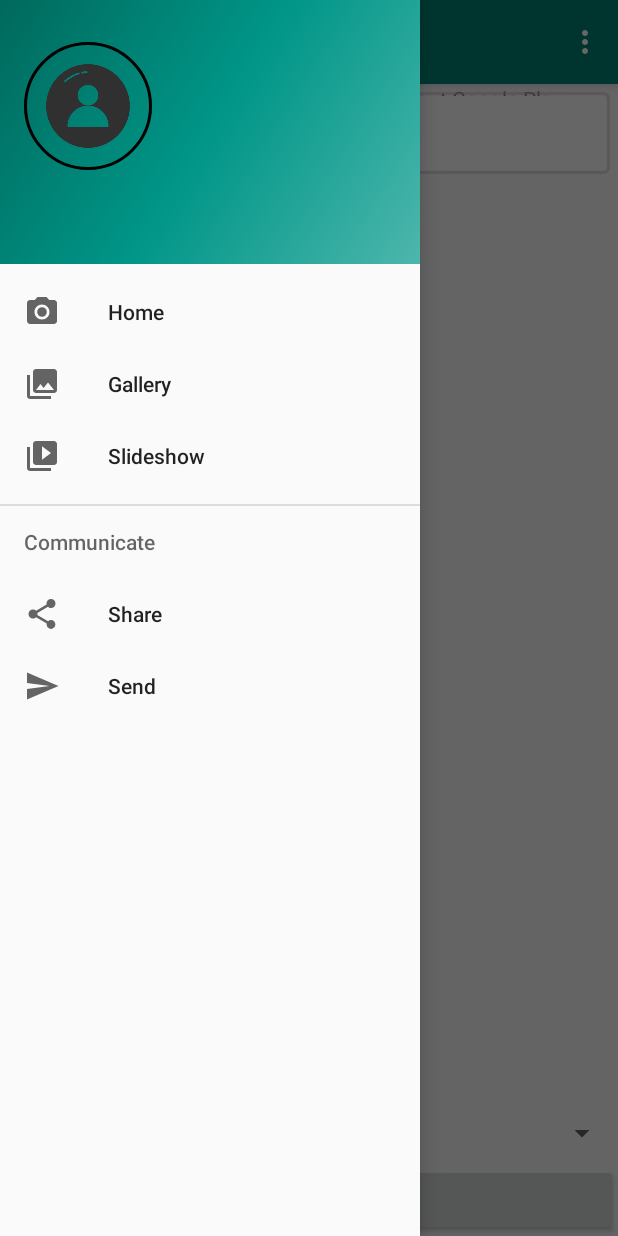
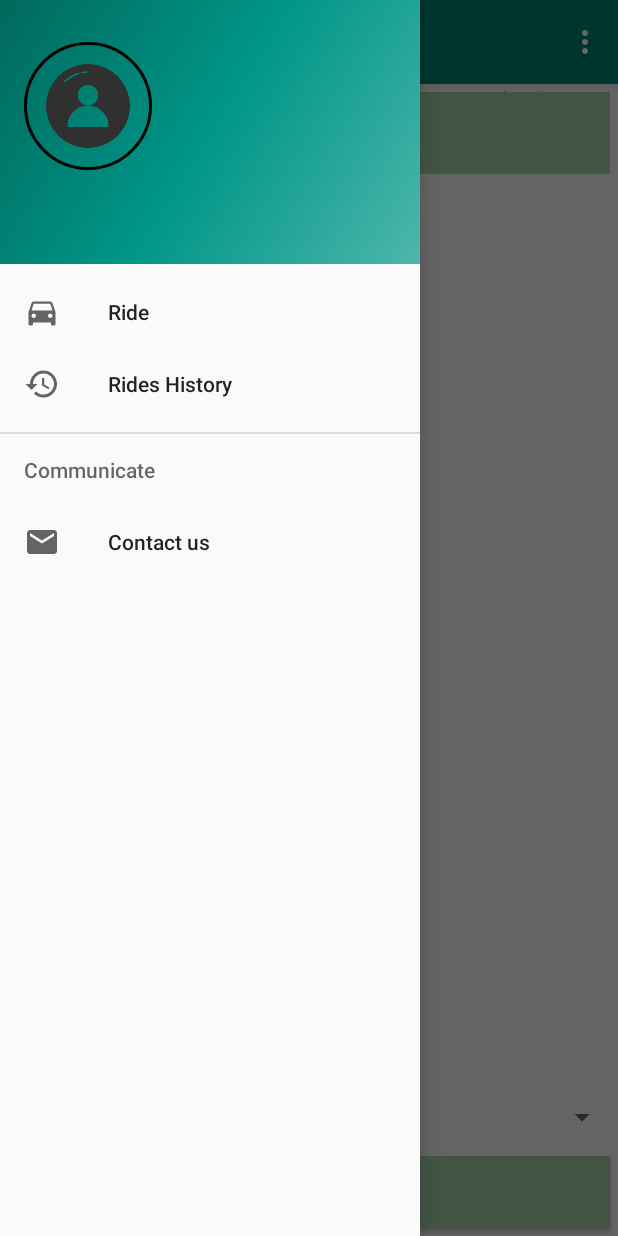
Before and after one commit to MHamzaShahzad/CargoTransportationRiderApp, an Android app: the DrawerHomeActivity screen opened directly, with no data from a screen before it, with the side drawer open, on a phone screen of 412 x 824 dp. Run offline under Robolectric (Android 15) with nearby library versions, the phone set to English and light mode, and no system bars; our stand-ins replace CircleImageView, Firebase (no records; nobody signed in at launch, a user with empty details on screens opened directly), Picasso; libraries missing offline, so code that uses them is left out: com.firebase.ui, com.google.maps.android, com.google.maps.model, com.mikhaellopez.circularimageview; plain views replace CircularImageView; pictures from the network do not load; 1 statement that could not run was skipped.

Commit message:
Designs done.

```diff
--- a/app/src/main/java/com/example/cargotransportationriderapp/DrawerHomeActivity.java
+++ b/app/src/main/java/com/example/cargotransportationriderapp/DrawerHomeActivity.java
@@ -319,8 +319,7 @@ public class DrawerHomeActivity extends AppCompatActivity
             getSupportFragmentManager().beginTransaction().replace(R.id.fragment_home, new FragmentRidesHistory()).addToBackStack(null).commit();
 
         } else if (id == R.id.nav_share) {
-
-        } else if (id == R.id.nav_send) {
+            getSupportFragmentManager().beginTransaction().replace(R.id.fragment_home, new ContactusFragment()).addToBackStack(null).commit();
 
         }
 
--- a/app/src/main/java/com/example/cargotransportationriderapp/MainActivity.java
+++ b/app/src/main/java/com/example/cargotransportationriderapp/MainActivity.java
@@ -72,7 +72,7 @@ public class MainActivity extends AppCompatActivity implements View.OnClickListe
                         .createSignInIntentBuilder()
                         .setAvailableProviders(providers)
                         .setIsSmartLockEnabled(false)
-                        .setTheme(R.style.MyTheme)
+                        .setTheme(R.style.MyNewTheme)
                         .build(),
                 RC_SIGN_IN);
 
--- a/app/src/main/res/drawable-v24/bottom_up_sheet_round.xml
+++ b/app/src/main/res/drawable-v24/bottom_up_sheet_round.xml
@@ -2,7 +2,7 @@
 <shape xmlns:android="http://schemas.android.com/apk/res/android">
 
 
-    <solid android:color="#fff" />
+    <solid android:color="@color/colorGreen" />
 
     <corners
         android:topLeftRadius="20dp"
--- /dev/null
+++ b/app/src/main/res/drawable/ic_directions_car_black_24dp.xml
@@ -0,0 +1,9 @@
+<vector xmlns:android="http://schemas.android.com/apk/res/android"
+        android:width="24dp"
+        android:height="24dp"
+        android:viewportWidth="24.0"
+        android:viewportHeight="24.0">
+    <path
+        android:fillColor="#FF000000"
+        android:pathData="M18.92,6.01C18.72,5.42 18.16,5 17.5,5h-11c-0.66,0 -1.21,0.42 -1.42,1.01L3,12v8c0,0.55 0.45,1 1,1h1c0.55,0 1,-0.45 1,-1v-1h12v1c0,0.55 0.45,1 1,1h1c0.55,0 1,-0.45 1,-1v-8l-2.08,-5.99zM6.5,16c-0.83,0 -1.5,-0.67 -1.5,-1.5S5.67,13 6.5,13s1.5,0.67 1.5,1.5S7.33,16 6.5,16zM17.5,16c-0.83,0 -1.5,-0.67 -1.5,-1.5s0.67,-1.5 1.5,-1.5 1.5,0.67 1.5,1.5 -0.67,1.5 -1.5,1.5zM5,11l1.5,-4.5h11L19,11L5,11z"/>
+</vector>
--- /dev/null
+++ b/app/src/main/res/drawable/ic_history_black_24dp.xml
@@ -0,0 +1,9 @@
+<vector xmlns:android="http://schemas.android.com/apk/res/android"
+        android:width="24dp"
+        android:height="24dp"
+        android:viewportWidth="24.0"
+        android:viewportHeight="24.0">
+    <path
+        android:fillColor="#FF000000"
+        android:pathData="M13,3c-4.97,0 -9,4.03 -9,9L1,12l3.89,3.89 0.07,0.14L9,12L6,12c0,-3.87 3.13,-7 7,-7s7,3.13 7,7 -3.13,7 -7,7c-1.93,0 -3.68,-0.79 -4.94,-2.06l-1.42,1.42C8.27,19.99 10.51,21 13,21c4.97,0 9,-4.03 9,-9s-4.03,-9 -9,-9zM12,8v5l4.28,2.54 0.72,-1.21 -3.5,-2.08L13.5,8L12,8z"/>
+</vector>
--- /dev/null
+++ b/app/src/main/res/drawable/ic_mail_black_24dp.xml
@@ -0,0 +1,9 @@
+<vector xmlns:android="http://schemas.android.com/apk/res/android"
+        android:width="24dp"
+        android:height="24dp"
+        android:viewportWidth="24.0"
+        android:viewportHeight="24.0">
+    <path
+        android:fillColor="#FF000000"
+        android:pathData="M20,4L4,4c-1.1,0 -1.99,0.9 -1.99,2L2,18c0,1.1 0.9,2 2,2h16c1.1,0 2,-0.9 2,-2L22,6c0,-1.1 -0.9,-2 -2,-2zM20,8l-8,5 -8,-5L4,6l8,5 8,-5v2z"/>
+</vector>
--- a/app/src/main/res/layout/activity_create_new_account.xml
+++ b/app/src/main/res/layout/activity_create_new_account.xml
@@ -3,7 +3,8 @@
     xmlns:tools="http://schemas.android.com/tools"
     android:layout_width="match_parent"
     android:layout_height="match_parent"
-    tools:context=".CreateNewAccountActivity">
+    tools:context=".CreateNewAccountActivity"
+    android:background="@color/colorGreen">
 
     <ScrollView
         android:layout_width="match_parent"
@@ -119,7 +120,8 @@
                 android:layout_width="wrap_content"
                 android:layout_height="wrap_content"
                 android:layout_gravity="center"
-                android:text="Submit" />
+                android:text="Submit"
+                android:background="@color/buttoncolor"/>
 
         </LinearLayout>
 
--- a/app/src/main/res/layout/fragment_rides_history.xml
+++ b/app/src/main/res/layout/fragment_rides_history.xml
@@ -16,7 +16,8 @@
         <androidx.recyclerview.widget.RecyclerView
             android:id="@+id/rides_history_recycler_view"
             android:layout_width="match_parent"
-            android:layout_height="wrap_content" />
+            android:layout_height="wrap_content"
+            />
 
     </androidx.swiperefreshlayout.widget.SwipeRefreshLayout>
 
--- a/app/src/main/res/layout/layout_spinner_style.xml
+++ b/app/src/main/res/layout/layout_spinner_style.xml
@@ -4,6 +4,6 @@
     android:layout_height="wrap_content"
     android:padding="10dp"
     android:textAlignment="center"
-    android:textColor="#D85555"
+    android:textColor="@color/colorGreen"
     android:textSize="15sp"
     android:textStyle="bold" />
--- a/app/src/main/res/menu/activity_drawer_home_drawer.xml
+++ b/app/src/main/res/menu/activity_drawer_home_drawer.xml
@@ -7,16 +7,16 @@
 
         <item
             android:id="@+id/nav_home"
-            android:icon="@drawable/ic_menu_camera"
+            android:icon="@drawable/ic_directions_car_black_24dp"
             android:title="@string/menu_home" />
         <item
             android:id="@+id/nav_gallery"
-            android:icon="@drawable/ic_menu_gallery"
+            android:icon="@drawable/ic_history_black_24dp"
             android:title="@string/menu_gallery" />
-        <item
-            android:id="@+id/nav_slideshow"
-            android:icon="@drawable/ic_menu_slideshow"
-            android:title="@string/menu_slideshow" />
+        <!--<item-->
+            <!--android:id="@+id/nav_slideshow"-->
+            <!--android:icon="@drawable/ic_menu_slideshow"-->
+            <!--android:title="@string/menu_slideshow" />-->
 
     </group>
 
@@ -24,12 +24,12 @@
         <menu>
             <item
                 android:id="@+id/nav_share"
-                android:icon="@drawable/ic_menu_share"
+                android:icon="@drawable/ic_mail_black_24dp"
                 android:title="@string/menu_share" />
-            <item
-                android:id="@+id/nav_send"
-                android:icon="@drawable/ic_menu_send"
-                android:title="@string/menu_send" />
+            <!--<item-->
+                <!--android:id="@+id/nav_send"-->
+                <!--android:icon="@drawable/ic_menu_send"-->
+                <!--android:title="@string/menu_send" />-->
         </menu>
     </item>
 
--- a/app/src/main/res/values/colors.xml
+++ b/app/src/main/res/values/colors.xml
@@ -9,4 +9,7 @@
     <color name="lightTextColorBlack">#A79C9C</color>
     <color name="viewLineColor">#A79C9C</color>
     <color name="colorWhite">#A79C9C</color>
+    <color name="colorGreen">#4CAF50</color>
+    <color name="white">#FFFFFF</color>
+    <color name="buttoncolor">#A5D6A7</color>
 </resources>
--- a/app/src/main/res/values/strings.xml
+++ b/app/src/main/res/values/strings.xml
@@ -9,11 +9,11 @@
     <string name="action_settings">Settings</string>
     <string name="action_logout">Sign Out</string>
 
-    <string name="menu_home">Home</string>
-    <string name="menu_gallery">Gallery</string>
+    <string name="menu_home">Ride</string>
+    <string name="menu_gallery">Rides History</string>
     <string name="menu_slideshow">Slideshow</string>
     <string name="menu_tools">Tools</string>
-    <string name="menu_share">Share</string>
+    <string name="menu_share">Contact us</string>
     <string name="menu_send">Send</string>
 
     <string name="hello_blank_fragment">Hello blank fragment</string>
--- a/app/src/main/res/values/styles.xml
+++ b/app/src/main/res/values/styles.xml
@@ -22,5 +22,10 @@
         <item name="android:windowBackground">@color/colorWhite</item>
 
     </style>
+    <style name="MyNewTheme" parent="Theme.AppCompat.Light.NoActionBar">
+
+        <item name="android:windowBackground">@color/colorGreen</item>
+
+    </style>
 
 </resources>
```
Also changed, not shown: app/src/main/res/layout/activity_main.xml (+26 -3 lines), app/src/main/res/layout/activity_splash.xml (+20 -3 lines), app/src/main/res/layout/bottom_up_sheet.xml (+11 -3 lines), app/src/main/res/layout/content_drawer_home.xml (+21 -14 lines), app/src/main/res/layout/fragment_review_ride.xml (+7 -3 lines), app/src/main/res/layout/layout_rides_history_card.xml (+39 -10 lines), app/src/main/res/drawable/splashimage.png (added).
